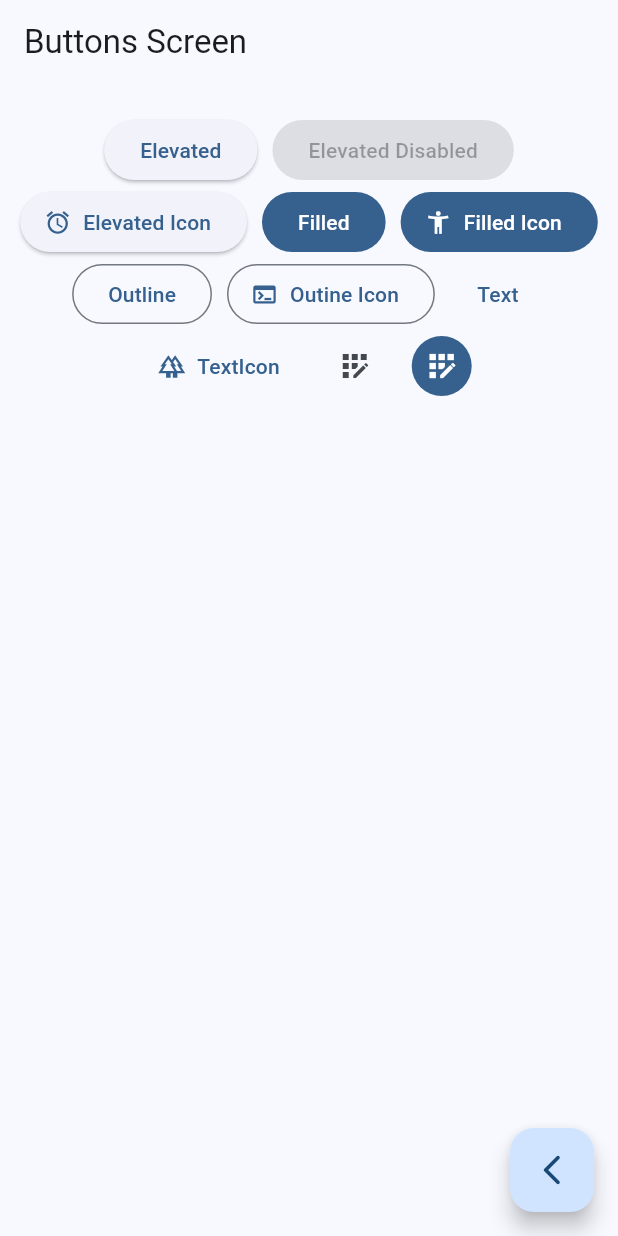
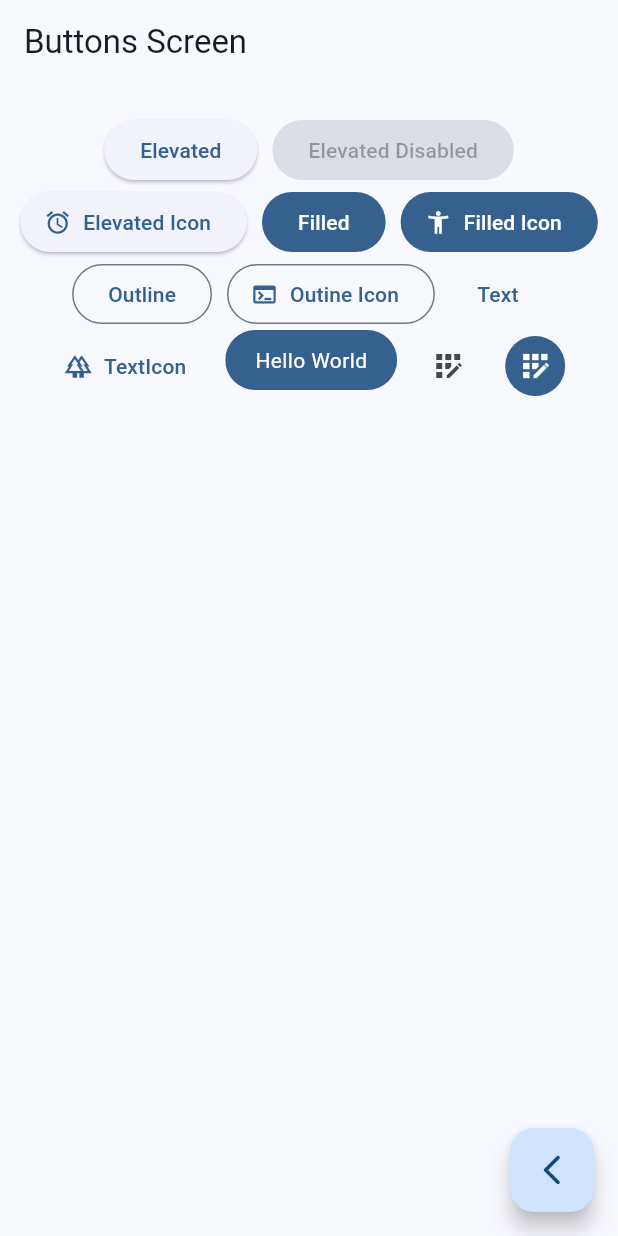
Before and after one commit to AlexMartin998/basic-flutter-widgets-review, a Flutter app: the ButtonsScreen screen opened by its route, on a phone screen of 412 x 824 dp. Run offline on Flutter 3.47's test engine with Material 2 defaults, Android fonts, the phone set to English and light mode, and no system bars; our stand-ins replace go_router.

Commit message:
[ADD]: custom button with material styles

```diff
--- a/lib/presentation/screens/buttons/buttons_screen.dart
+++ b/lib/presentation/screens/buttons/buttons_screen.dart
@@ -83,7 +83,9 @@ class _ButtonsView extends StatelessWidget {
             ),
 
 
-            // TODO: custom button
+
+            // // custom button
+            const CustomButton(),
 
 
             IconButton(onPressed: (){}, icon: const Icon(Icons.app_registration)),
@@ -102,3 +104,34 @@ class _ButtonsView extends StatelessWidget {
     );
   }
 }
+
+
+
+// // // custom button
+class CustomButton extends StatelessWidget {
+  const CustomButton({super.key});
+
+
+  @override
+  Widget build(BuildContext context) {
+    final color = Theme.of(context).colorScheme;
+
+    return ClipRRect(  // permite tener 1 border radious
+      borderRadius: BorderRadius.circular(21),
+
+      // Material para tener acceso a muchas configs de material
+      child: Material(
+        color: color.primary,
+
+        child: InkWell(  // como el GestureDetector, pero tiene el splash de material y demas colores
+          onTap: (){},
+
+          child: const Padding(
+            padding: EdgeInsets.symmetric(horizontal: 20, vertical: 10),
+            child: Text('Hello World', style: TextStyle(color: Colors.white)),
+          ),
+        ),
+      ),
+    );
+  }
+}
```
